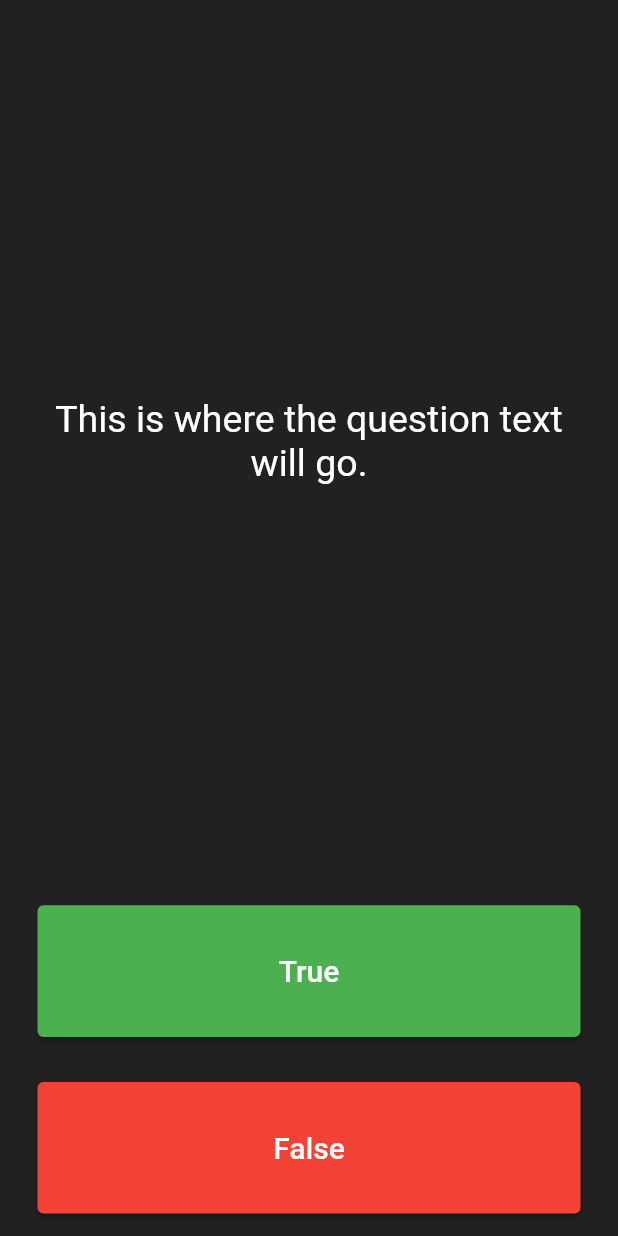
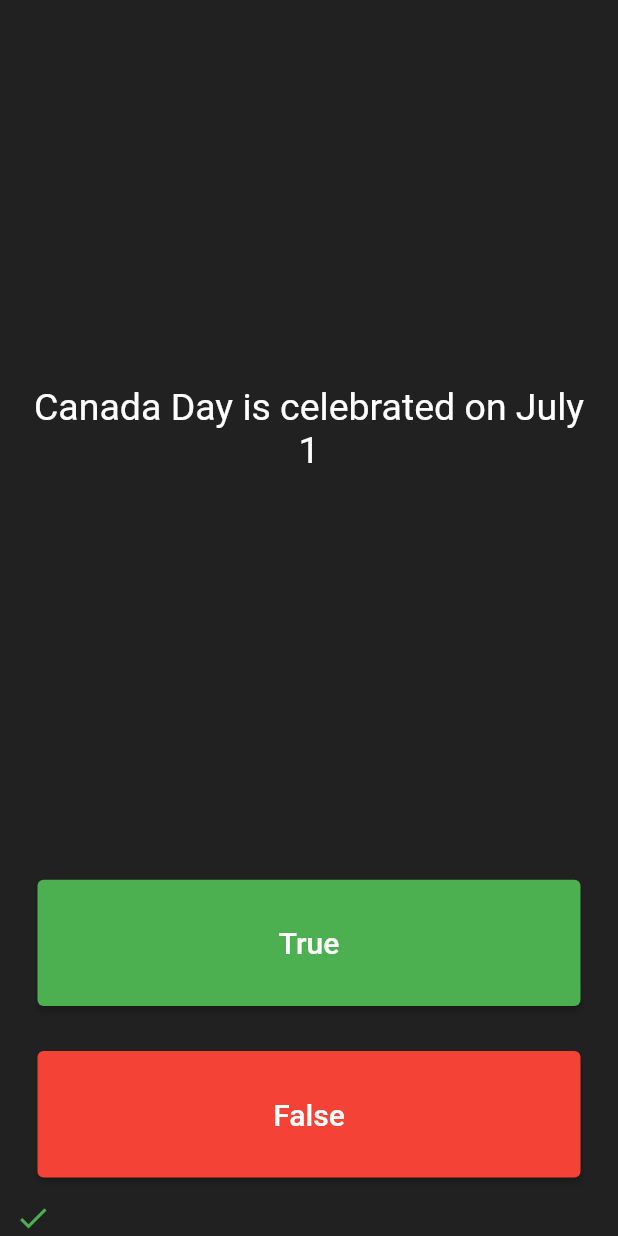
Before and after one commit to deekshasharma/flutter_quiz_app, a Flutter app: the screen it shows after launch, after a tap on "True", on a phone screen of 412 x 824 dp. Run offline on Flutter 3.47's test engine with Material 2 defaults, Android fonts, the phone set to English and light mode, and no system bars.

Commit message:
adds buttons and scorekeeper to display result

```diff
--- a/lib/main.dart
+++ b/lib/main.dart
@@ -32,6 +32,8 @@ class QuizPage extends StatefulWidget {
 }
 
 class _QuizPageState extends State<QuizPage> {
+  List<Icon> scoreKeeper = [];
+
   @override
   Widget build(BuildContext context) {
     return Column(
@@ -44,7 +46,7 @@ class _QuizPageState extends State<QuizPage> {
             padding: EdgeInsets.all(10.0),
             child: Center(
               child: Text(
-                'This is where the question text will go.',
+                'Canada Day is celebrated on July 1',
                 textAlign: TextAlign.center,
                 style: TextStyle(
                   fontSize: 25.0,
@@ -69,7 +71,9 @@ class _QuizPageState extends State<QuizPage> {
                 ),
               ),
               onPressed: () {
-                //The user picked true.
+                setState(() {
+                  scoreKeeper.add(const Icon(Icons.check, color: Colors.green));
+                });
               },
             ),
           ),
@@ -94,6 +98,9 @@ class _QuizPageState extends State<QuizPage> {
             ),
           ),
         ),
+        Row(
+          children: scoreKeeper,
+        )
       ],
     );
   }
```
